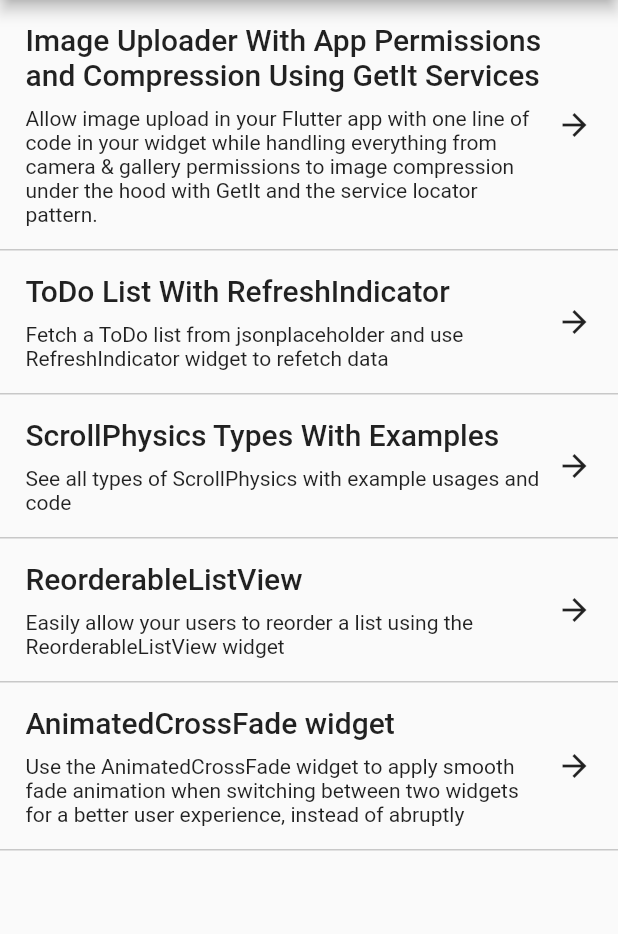
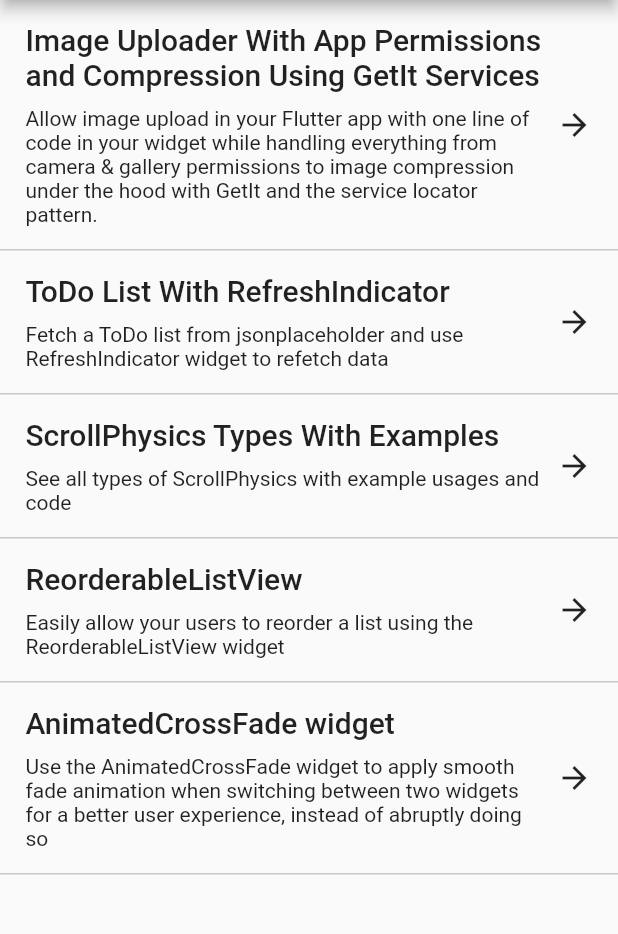
Before and after one commit to Roaa94/flutter-tutorials, a Flutter app: the screen it shows after launch, on a phone screen of 412 x 824 dp, the part 84-1018 px from its top. Run offline on Flutter 3.47's test engine with Material 2 defaults, Android fonts, the phone set to English and light mode, and no system bars; our stand-ins replace dio, flutter_image_compress, get_it, image_picker, permission_handler.

Commit message:
updated README.md and app_data.dart

```diff
--- a/lib/data/app_data.dart
+++ b/lib/data/app_data.dart
@@ -37,7 +37,7 @@ class AppData {
     ),
     Tutorial(
       title: 'AnimatedCrossFade widget',
-      description: 'Use the AnimatedCrossFade widget to apply smooth fade animation when switching between two widgets for a better user experience, instead of abruptly ',
+      description: 'Use the AnimatedCrossFade widget to apply smooth fade animation when switching between two widgets for a better user experience, instead of abruptly doing so',
       tutorialPageRoute: AnimatedCrossFadeExample.routeName,
     ),
   ];
```
Also changed, not shown: 1 other file.
